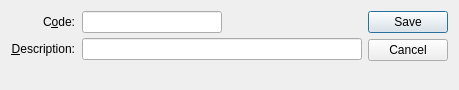
This is guiclient/vendorType.ui in discountscott/qt-client as Qt 5 draws it before an edit. The edited form follows.
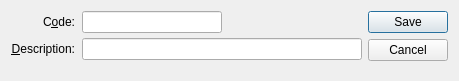
This is the edited form. Custom widgets are drawn as their Qt base class.

The edit to the form file:
```diff
--- a/guiclient/vendorType.ui
+++ b/guiclient/vendorType.ui
@@ -14,7 +14,7 @@
     <x>0</x>
     <y>0</y>
     <width>459</width>
-    <height>90</height>
+    <height>81</height>
    </rect>
   </property>
   <property name="windowTitle">
```
